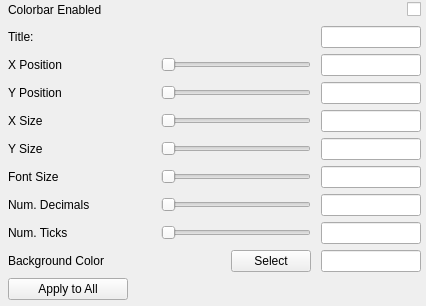
Old version of the form apps/vaporgui/ColorbarWidgetGUI.ui in the repository StasJ/vapor-formatted.
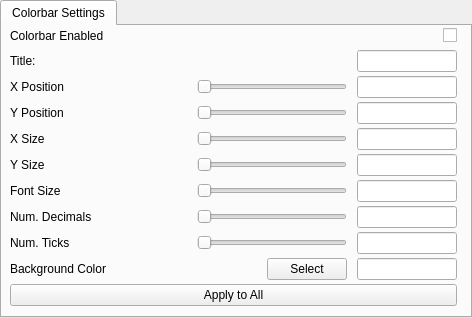
New version of the form.

Diff of the .ui file:
```diff
--- a/apps/vaporgui/ColorbarWidgetGUI.ui
+++ b/apps/vaporgui/ColorbarWidgetGUI.ui
@@ -6,8 +6,8 @@
    <rect>
     <x>0</x>
     <y>0</y>
-    <width>426</width>
-    <height>306</height>
+    <width>472</width>
+    <height>318</height>
    </rect>
   </property>
   <property name="windowTitle">
@@ -15,8 +15,33 @@
   </property>
   <layout class="QVBoxLayout" name="verticalLayout_2">
    <property name="spacing">
+    <number>-1</number>
+   </property>
+   <property name="leftMargin">
     <number>0</number>
    </property>
+   <property name="topMargin">
+    <number>0</number>
+   </property>
+   <property name="rightMargin">
+    <number>0</number>
+   </property>
+   <property name="bottomMargin">
+    <number>0</number>
+   </property>
+   <item>
+    <widget class="QTabWidget" name="tabWidget">
+     <property name="currentIndex">
+      <number>0</number>
+     </property>
+     <widget class="QWidget" name="tab">
+      <attribute name="title">
+       <string>Colorbar Settings</string>
+      </attribute>
+      <layout class="QVBoxLayout" name="verticalLayout_3">
+       <property name="spacing">
+        <number>0</number>
+       </property>
    <property name="leftMargin">
     <number>8</number>
    </property>
@@ -24,7 +49,7 @@
     <number>0</number>
    </property>
    <property name="rightMargin">
-    <number>0</number>
+        <number>8</number>
    </property>
    <property name="bottomMargin">
     <number>0</number>
@@ -660,19 +685,6 @@
                  </property>
                 </widget>
                </item>
-               <item>
-                <spacer name="horizontalSpacer_13">
-                 <property name="orientation">
-                  <enum>Qt::Horizontal</enum>
-                 </property>
-                 <property name="sizeHint" stdset="0">
-                  <size>
-                   <width>40</width>
-                   <height>20</height>
-                  </size>
-                 </property>
-                </spacer>
-               </item>
               </layout>
              </item>
             </layout>
@@ -683,6 +695,10 @@
        </layout>
       </item>
      </layout>
+        </widget>
+       </item>
+      </layout>
+     </widget>
     </widget>
    </item>
   </layout>
```
Lines whose indentation alone changed are shown as unchanged.
